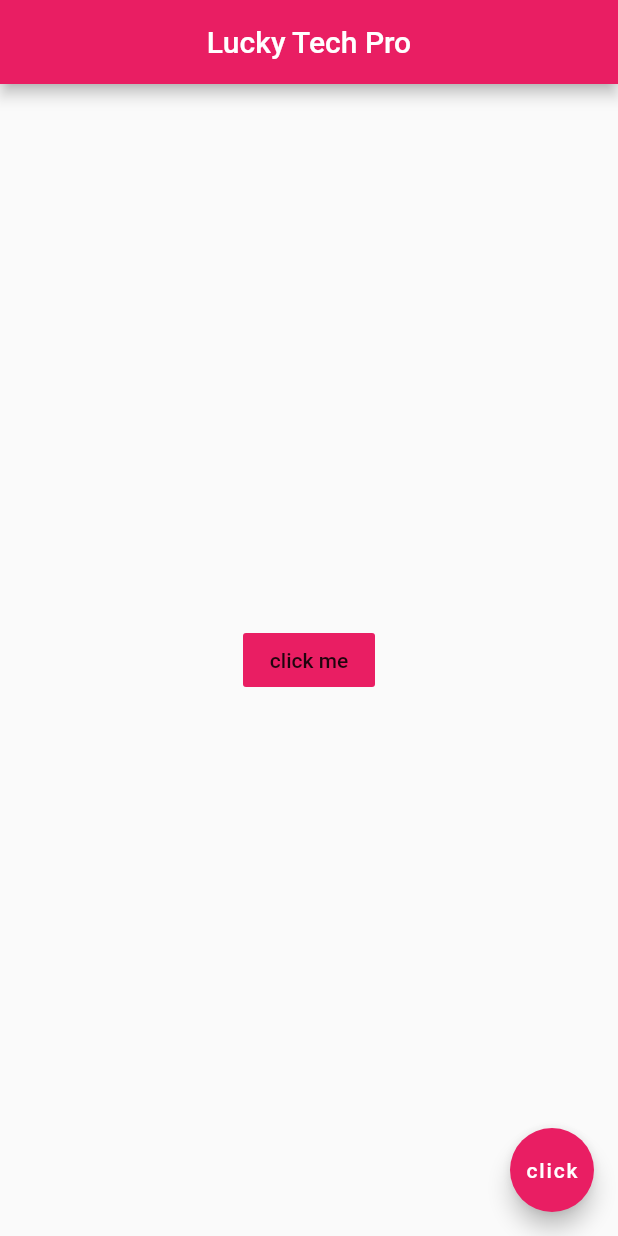
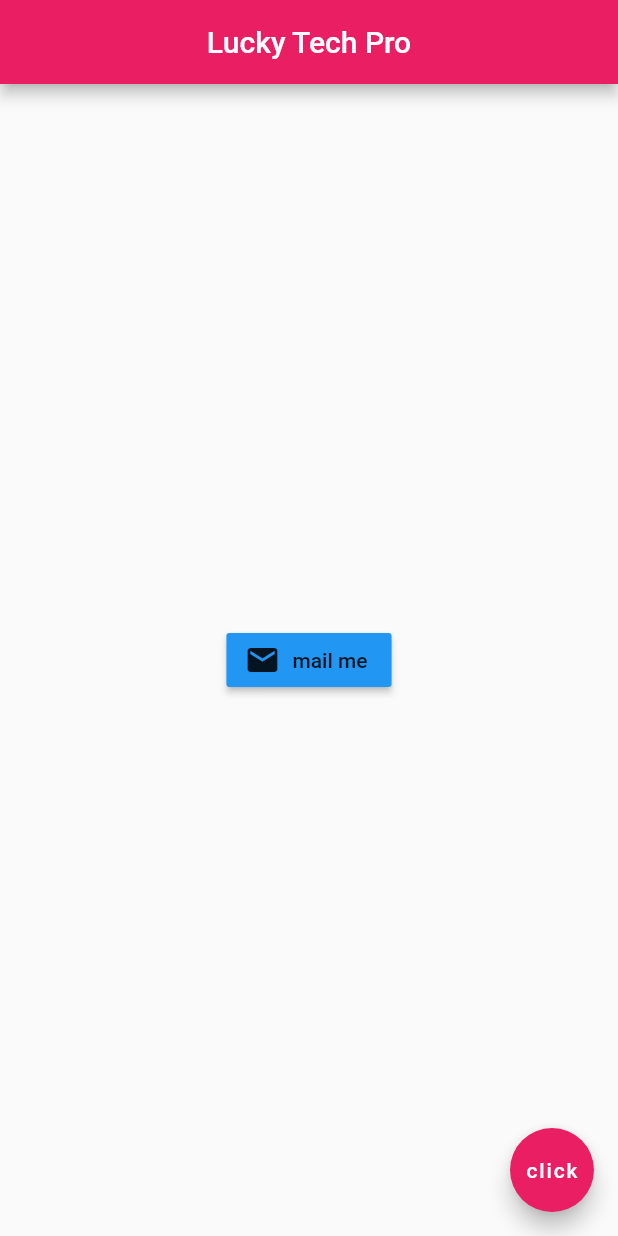
Before and after one commit to Luckytechpr0/flutterapp, a Flutter app: the screen it shows after launch, on a phone screen of 412 x 824 dp. Run offline on Flutter 3.47's test engine with Material 2 defaults, Android fonts, the phone set to English and light mode, and no system bars.

Commit message:
Icon/Label Widgets

```diff
--- a/lib/main.dart
+++ b/lib/main.dart
@@ -16,13 +16,15 @@ class Home extends StatelessWidget {
         backgroundColor: Colors.pink,
       ),
       body: Center(
-        child: FlatButton(
-          onPressed: (){
-            print('Hello Lucky!');
-          },
-          child: Text('click me'),
-          color: Colors.pink,
-        ),
+        child: RaisedButton.icon(onPressed: (){},
+          icon: Icon(
+            Icons.mail
+          ),
+          label: Text('mail me'),
+        color: Colors.blue,
+
+
+      ),
       ),
       floatingActionButton: FloatingActionButton(
         onPressed:(){},
```
